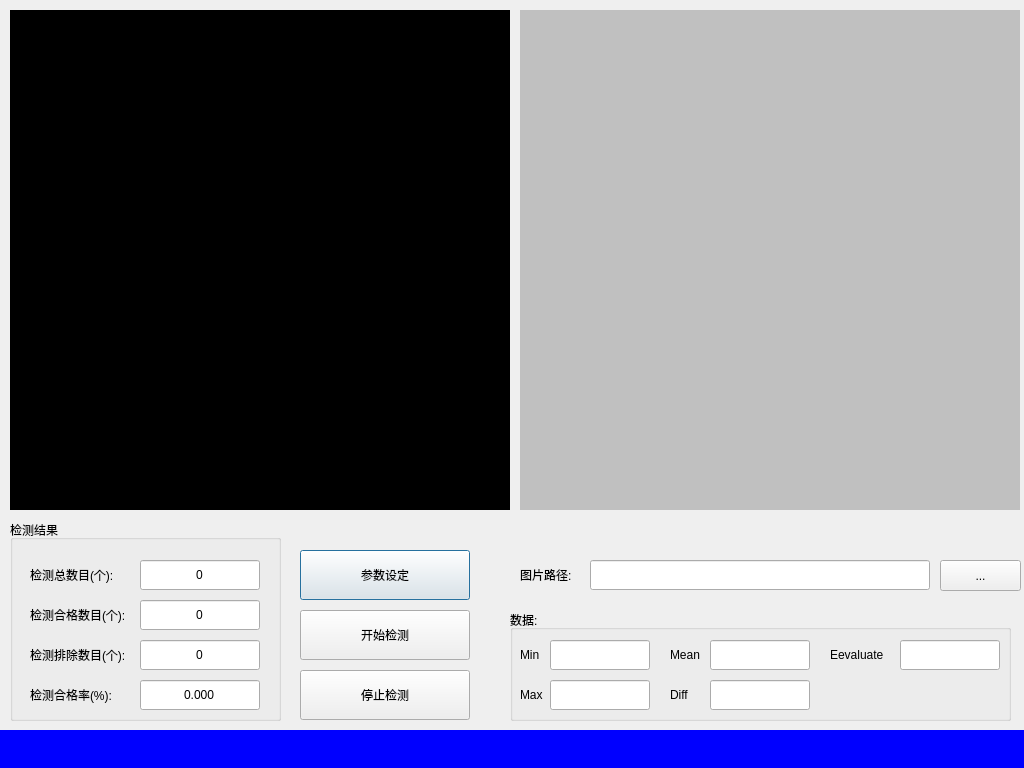
Above: glassDetect/res/glassdetectdlg.ui from Arvin-He/projects before the change. Below: the same form after it.
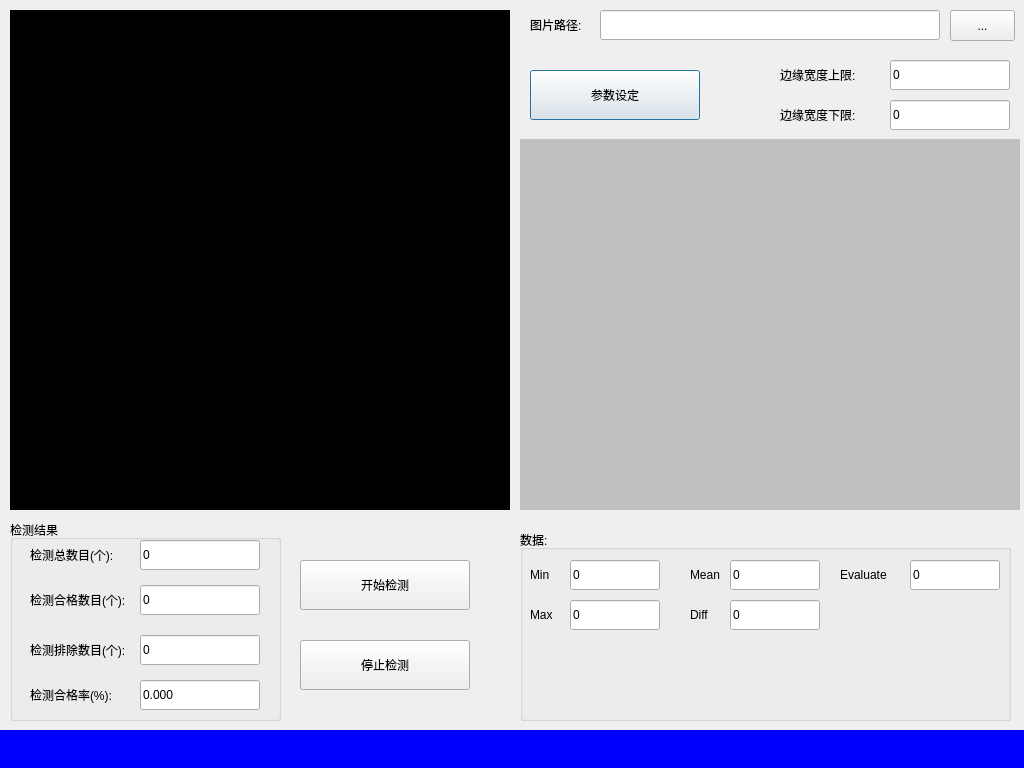
That is the form after the change.

What changed in the file:
```diff
--- a/glassDetect/res/glassdetectdlg.ui
+++ b/glassDetect/res/glassdetectdlg.ui
@@ -32,8 +32,8 @@
   <widget class="QPushButton" name="paramSettingBtn">
    <property name="geometry">
     <rect>
-     <x>300</x>
-     <y>550</y>
+     <x>530</x>
+     <y>70</y>
      <width>170</width>
      <height>50</height>
     </rect>
@@ -46,7 +46,7 @@
    <property name="geometry">
     <rect>
      <x>300</x>
-     <y>610</y>
+     <y>560</y>
      <width>170</width>
      <height>50</height>
     </rect>
@@ -59,7 +59,7 @@
    <property name="geometry">
     <rect>
      <x>300</x>
-     <y>670</y>
+     <y>640</y>
      <width>170</width>
      <height>50</height>
     </rect>
@@ -84,8 +84,8 @@
     <property name="geometry">
      <rect>
       <x>20</x>
-      <y>40</y>
-      <width>120</width>
+      <y>20</y>
+      <width>100</width>
       <height>30</height>
      </rect>
     </property>
@@ -97,8 +97,8 @@
     <property name="geometry">
      <rect>
       <x>20</x>
-      <y>80</y>
-      <width>120</width>
+      <y>65</y>
+      <width>100</width>
       <height>30</height>
      </rect>
     </property>
@@ -110,8 +110,8 @@
     <property name="geometry">
      <rect>
       <x>20</x>
-      <y>120</y>
-      <width>120</width>
+      <y>115</y>
+      <width>100</width>
       <height>30</height>
      </rect>
     </property>
@@ -124,7 +124,7 @@
      <rect>
       <x>20</x>
       <y>160</y>
-      <width>120</width>
+      <width>100</width>
       <height>30</height>
      </rect>
     </property>
@@ -136,7 +136,7 @@
     <property name="geometry">
      <rect>
       <x>130</x>
-      <y>40</y>
+      <y>20</y>
       <width>120</width>
       <height>30</height>
      </rect>
@@ -145,7 +145,7 @@
      <string>0</string>
     </property>
     <property name="alignment">
-     <set>Qt::AlignCenter</set>
+     <set>Qt::AlignLeading|Qt::AlignLeft|Qt::AlignVCenter</set>
     </property>
     <property name="readOnly">
      <bool>true</bool>
@@ -155,7 +155,7 @@
     <property name="geometry">
      <rect>
       <x>130</x>
-      <y>80</y>
+      <y>65</y>
       <width>120</width>
       <height>30</height>
      </rect>
@@ -164,7 +164,7 @@
      <string>0</string>
     </property>
     <property name="alignment">
-     <set>Qt::AlignCenter</set>
+     <set>Qt::AlignLeading|Qt::AlignLeft|Qt::AlignVCenter</set>
     </property>
     <property name="readOnly">
      <bool>true</bool>
@@ -174,7 +174,7 @@
     <property name="geometry">
      <rect>
       <x>130</x>
-      <y>120</y>
+      <y>115</y>
       <width>120</width>
       <height>30</height>
      </rect>
@@ -183,7 +183,7 @@
      <string>0</string>
     </property>
     <property name="alignment">
-     <set>Qt::AlignCenter</set>
+     <set>Qt::AlignLeading|Qt::AlignLeft|Qt::AlignVCenter</set>
     </property>
     <property name="readOnly">
      <bool>true</bool>
@@ -202,7 +202,7 @@
      <string>0.000</string>
     </property>
     <property name="alignment">
-     <set>Qt::AlignCenter</set>
+     <set>Qt::AlignLeading|Qt::AlignLeft|Qt::AlignVCenter</set>
     </property>
     <property name="readOnly">
      <bool>true</bool>
@@ -229,9 +229,9 @@
    <property name="geometry">
     <rect>
      <x>520</x>
-     <y>10</y>
+     <y>139</y>
      <width>500</width>
-     <height>500</height>
+     <height>371</height>
     </rect>
    </property>
    <property name="styleSheet">
@@ -244,9 +244,9 @@
   <widget class="QPushButton" name="loadImageBtn">
    <property name="geometry">
     <rect>
-     <x>940</x>
-     <y>560</y>
-     <width>81</width>
+     <x>950</x>
+     <y>10</y>
+     <width>65</width>
      <height>31</height>
     </rect>
    </property>
@@ -257,8 +257,8 @@
   <widget class="QLineEdit" name="imagePathEdit">
    <property name="geometry">
     <rect>
-     <x>590</x>
-     <y>560</y>
+     <x>600</x>
+     <y>10</y>
      <width>340</width>
      <height>30</height>
     </rect>
@@ -267,8 +267,8 @@
   <widget class="QLabel" name="label">
    <property name="geometry">
     <rect>
-     <x>520</x>
-     <y>560</y>
+     <x>530</x>
+     <y>10</y>
      <width>60</width>
      <height>30</height>
     </rect>
@@ -280,10 +280,10 @@
   <widget class="QGroupBox" name="groupBox_2">
    <property name="geometry">
     <rect>
-     <x>510</x>
-     <y>610</y>
-     <width>501</width>
-     <height>111</height>
+     <x>520</x>
+     <y>530</y>
+     <width>491</width>
+     <height>191</height>
     </rect>
    </property>
    <property name="title">
@@ -305,22 +305,28 @@
    <widget class="QLineEdit" name="lineEdit">
     <property name="geometry">
      <rect>
-      <x>40</x>
+      <x>50</x>
       <y>30</y>
-      <width>100</width>
+      <width>90</width>
       <height>30</height>
      </rect>
     </property>
+    <property name="text">
+     <string>0</string>
+    </property>
    </widget>
    <widget class="QLineEdit" name="lineEdit_2">
     <property name="geometry">
      <rect>
-      <x>40</x>
+      <x>50</x>
       <y>70</y>
-      <width>100</width>
+      <width>90</width>
       <height>30</height>
      </rect>
     </property>
+    <property name="text">
+     <string>0</string>
+    </property>
    </widget>
    <widget class="QLabel" name="label_7">
     <property name="geometry">
@@ -338,17 +344,20 @@
    <widget class="QLineEdit" name="lineEdit_3">
     <property name="geometry">
      <rect>
-      <x>200</x>
+      <x>210</x>
       <y>30</y>
-      <width>100</width>
+      <width>90</width>
       <height>30</height>
      </rect>
     </property>
+    <property name="text">
+     <string>0</string>
+    </property>
    </widget>
    <widget class="QLabel" name="label_8">
     <property name="geometry">
      <rect>
-      <x>160</x>
+      <x>170</x>
       <y>30</y>
       <width>40</width>
       <height>30</height>
@@ -361,17 +370,20 @@
    <widget class="QLineEdit" name="lineEdit_4">
     <property name="geometry">
      <rect>
-      <x>200</x>
+      <x>210</x>
       <y>70</y>
-      <width>100</width>
+      <width>90</width>
       <height>30</height>
      </rect>
     </property>
+    <property name="text">
+     <string>0</string>
+    </property>
    </widget>
    <widget class="QLabel" name="label_9">
     <property name="geometry">
      <rect>
-      <x>160</x>
+      <x>170</x>
       <y>70</y>
       <width>40</width>
       <height>30</height>
@@ -386,10 +398,13 @@
      <rect>
       <x>390</x>
       <y>30</y>
-      <width>100</width>
+      <width>90</width>
       <height>30</height>
      </rect>
     </property>
+    <property name="text">
+     <string>0</string>
+    </property>
    </widget>
    <widget class="QLabel" name="label_10">
     <property name="geometry">
@@ -401,10 +416,74 @@
      </rect>
     </property>
     <property name="text">
-     <string>Eevaluate</string>
+     <string>Evaluate</string>
     </property>
    </widget>
   </widget>
+  <widget class="QLabel" name="label_11">
+   <property name="geometry">
+    <rect>
+     <x>780</x>
+     <y>60</y>
+     <width>100</width>
+     <height>30</height>
+    </rect>
+   </property>
+   <property name="text">
+    <string>边缘宽度上限:</string>
+   </property>
+  </widget>
+  <widget class="QLineEdit" name="upLimitEdit">
+   <property name="geometry">
+    <rect>
+     <x>890</x>
+     <y>60</y>
+     <width>120</width>
+     <height>30</height>
+    </rect>
+   </property>
+   <property name="text">
+    <string>0</string>
+   </property>
+   <property name="alignment">
+    <set>Qt::AlignLeading|Qt::AlignLeft|Qt::AlignVCenter</set>
+   </property>
+   <property name="readOnly">
+    <bool>true</bool>
+   </property>
+  </widget>
+  <widget class="QLineEdit" name="downLimitEdit">
+   <property name="geometry">
+    <rect>
+     <x>890</x>
+     <y>100</y>
+     <width>120</width>
+     <height>30</height>
+    </rect>
+   </property>
+   <property name="text">
+    <string>0</string>
+   </property>
+   <property name="alignment">
+    <set>Qt::AlignLeading|Qt::AlignLeft|Qt::AlignVCenter</set>
+   </property>
+   <property name="readOnly">
+    <bool>true</bool>
+   </property>
+  </widget>
+  <widget class="QLabel" name="label_12">
+   <property name="geometry">
+    <rect>
+     <x>780</x>
+     <y>100</y>
+     <width>100</width>
+     <height>30</height>
+    </rect>
+   </property>
+   <property name="text">
+    <string>边缘宽度下限:</string>
+   </property>
+  </widget>
  </widget>
  <resources/>
  <connections/>
```
Left out of the diff: 10 changed lines with no effect on the pictures.
